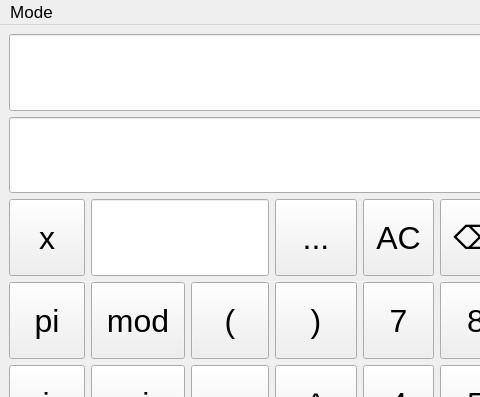
Before: the Qt Designer form SmartCalc2/view/mainwindow.ui in SergSinitsyn/Smart-Calculator, drawn with Qt 5; both pictures show x 0 to 480 and y 0 to 397 of the 672 by 642 pixel window.
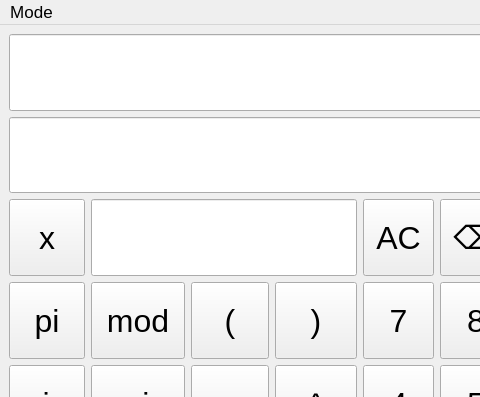
After: the same form once the commit is applied.

What changed in the file:
```diff
--- a/SmartCalc2/view/mainwindow.ui
+++ b/SmartCalc2/view/mainwindow.ui
@@ -763,7 +763,7 @@
       </property>
      </widget>
     </item>
-    <item row="2" column="1" colspan="2">
+    <item row="2" column="1" colspan="3">
      <widget class="QLineEdit" name="lineEdit_input_x">
       <property name="sizePolicy">
        <sizepolicy hsizetype="Ignored" vsizetype="Expanding">
@@ -773,25 +773,6 @@
       </property>
      </widget>
     </item>
-    <item row="2" column="3">
-     <widget class="QToolButton" name="toolButton_Graph">
-      <property name="sizePolicy">
-       <sizepolicy hsizetype="Expanding" vsizetype="Expanding">
-        <horstretch>0</horstretch>
-        <verstretch>0</verstretch>
-       </sizepolicy>
-      </property>
-      <property name="minimumSize">
-       <size>
-        <width>40</width>
-        <height>0</height>
-       </size>
-      </property>
-      <property name="text">
-       <string>...</string>
-      </property>
-     </widget>
-    </item>
    </layout>
   </widget>
   <widget class="QMenuBar" name="menubar">
```
Left out of the diff: 6 changed lines with no effect on the pictures.
